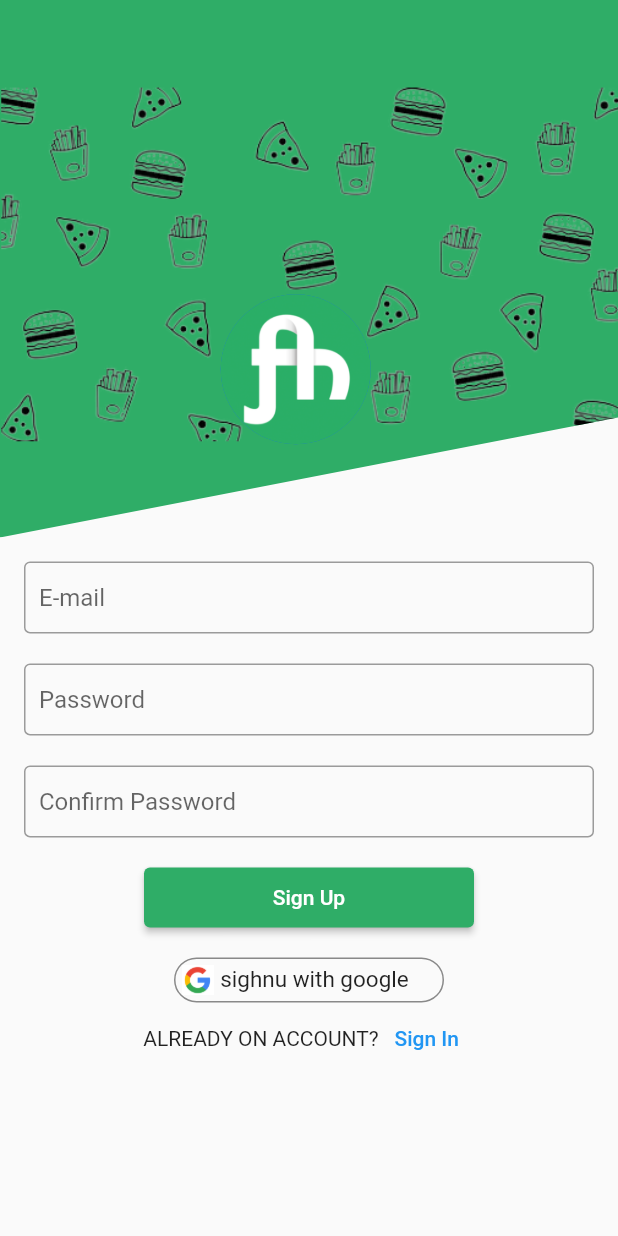
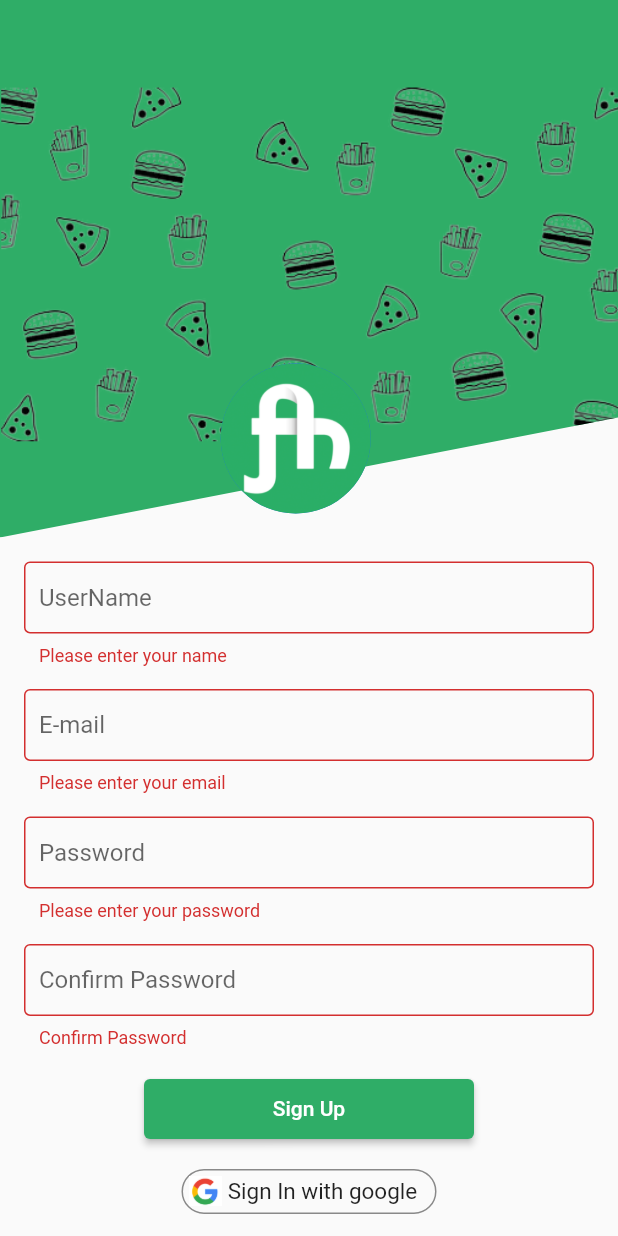
Before and after one commit to MUHAMMEDHISHAMCP/Foodhub, a Flutter app: the SignUpScreen screen opened directly, after a tap on "Sign Up", on a phone screen of 412 x 824 dp. Run offline on Flutter 3.47's test engine with Material 2 defaults, Android fonts, the phone set to English and light mode, and no system bars; our stand-ins replace carousel_slider; network calls fail.

Commit message:
Validation applied

```diff
--- /dev/null
+++ b/lib/app/login/controller/login.dart
@@ -0,0 +1,28 @@
+import 'package:flutter/cupertino.dart';
+
+class SignInController extends ChangeNotifier {
+  GlobalKey<FormState> ssss = GlobalKey<FormState>();
+  final passwordController = TextEditingController();
+  final emailController = TextEditingController();
+
+  String? emailValidator(String? fieldContent) {
+    if (fieldContent!.isEmpty) {
+      return 'Please enter your email';
+    } else if (!RegExp(
+            r"^[a-zA-Z0-9.a-zA-Z0-9.!#$%&'*+-/=?^_`{|}~]+@[a-zA-Z0-9]+\.[a-zA-Z]+")
+        .hasMatch(fieldContent)) {
+      return 'Enter a valid email';
+    }
+    return null;
+  }
+
+  String? passwordValidator(String? fieldContent) {
+    if (fieldContent!.isEmpty) {
+      return 'Please enter your password';
+    }
+    if (fieldContent.length < 6) {
+      return 'Requires atleast 6 characters';
+    }
+    return null;
+  }
+}
--- /dev/null
+++ b/lib/app/signup/controller/signup.dart
@@ -0,0 +1,59 @@
+import 'package:flutter/cupertino.dart';
+
+class SignUpController extends ChangeNotifier {
+  GlobalKey<FormState> formKey = GlobalKey<FormState>();
+  final userNameController = TextEditingController();
+  final emailController = TextEditingController();
+  final passwordController = TextEditingController();
+  final confirmController = TextEditingController();
+
+  bool _isObscure = true;
+  get isObscure => _isObscure;
+  set isObscure(value) {
+    _isObscure = value;
+    notifyListeners();
+  }
+
+  String? nameValidator(String? fieldContent) {
+    if (fieldContent!.isEmpty) {
+      return 'Please enter your name';
+    }
+    return null;
+  }
+
+  String? emailValidator(String? fieldContent) {
+    if (fieldContent!.isEmpty) {
+      return 'Please enter your email';
+    } else if (!RegExp(
+            r"^[a-zA-Z0-9.a-zA-Z0-9.!#$%&'*+-/=?^_`{|}~]+@[a-zA-Z0-9]+\.[a-zA-Z]+")
+        .hasMatch(fieldContent)) {
+      return 'Enter a valid email';
+    }
+    return null;
+  }
+
+  String? passwordValidator(String? fieldContent) {
+    if (fieldContent!.isEmpty) {
+      return 'Please enter your password';
+    }
+    if (fieldContent.length < 6) {
+      return 'Requires atleast 6 characters';
+    }
+    return null;
+  }
+
+  String? confirmPasswordValidator(String? fieldContent) {
+    if (fieldContent!.isEmpty) {
+      return 'Confirm Password';
+    }
+    if (fieldContent != passwordController.text) {
+      return 'Password Not Match';
+    }
+    return null;
+  }
+
+  // void _isLoadingFalse() {
+  //   isLoading = false;
+  //   notifyListeners();
+  // }
+}
--- a/lib/app/signup/view/signup.dart
+++ b/lib/app/signup/view/signup.dart
@@ -1,15 +1,18 @@
 import 'package:flutter/material.dart';
 import 'package:project_wk16/app/login/view/loginpage.dart';
+import 'package:project_wk16/app/signup/controller/signup.dart';
 import 'package:project_wk16/app/utils/colors.dart';
 import 'package:project_wk16/app/utils/constheight.dart';
 import 'package:project_wk16/app/widgets/clipper.dart';
 import 'package:project_wk16/app/widgets/googlesign.dart';
+import 'package:provider/provider.dart';
 
 class SignUpScreen extends StatelessWidget {
   const SignUpScreen({Key? key}) : super(key: key);
 
   @override
   Widget build(BuildContext context) {
+    final prov = Provider.of<SignUpController>(context);
     return Scaffold(
       body: ListView(
         children: [
@@ -29,7 +32,7 @@ class SignUpScreen extends StatelessWidget {
               ),
               Positioned(
                 left: MediaQuery.of(context).size.width / 2.8,
-                top: MediaQuery.of(context).size.width / 2.1,
+                top: MediaQuery.of(context).size.width / 1.7,
                 child: const CircleAvatar(
                   radius: 50,
                   backgroundImage: AssetImage('assets/fhlogo.png'),
@@ -37,38 +40,50 @@ class SignUpScreen extends StatelessWidget {
               ),
             ],
           ),
-          Center(
+          Form(
+            key: prov.formKey,
+            child: Center(
               child: Padding(
                 padding: const EdgeInsets.all(16),
-              child: Column(
+                child: Consumer<SignUpController>(
+                  builder: (context, value, child) {
+                   return  Column(
                      children: [
                        TextFormField(
-                    //     controller: value.amountEditController,
+                           controller: value.userNameController,
+                           validator: value.nameValidator,
                          decoration: const InputDecoration(
-                      hintText: 'E-mail',
-                      counterText: '',
-                      contentPadding: EdgeInsets.all(10),
-                      border: OutlineInputBorder(),
-                    ),
-
-                    maxLength: 12,
-                  ),
-                  kHeight20,
-                  TextFormField(
-                    //     controller: value.amountEditController,
-                    decoration: const InputDecoration(
-                      hintText: 'Password',
-                      counterText: '',
+                           hintText: 'UserName',
                            contentPadding: EdgeInsets.all(10),
                            border: OutlineInputBorder(),
                          ),
                        ),
-                  kHeight20,
+                       kHeight15,
                        TextFormField(
-                    //     controller: value.amountEditController,
+                          controller: value.emailController,
+                          validator: value.emailValidator,
+                         decoration: const InputDecoration(
+                           hintText: 'E-mail',
+                           contentPadding: EdgeInsets.all(10),
+                           border: OutlineInputBorder(),
+                         ),
+                       ),
+                       kHeight15,
+                       TextFormField(
+                           controller: value.passwordController,
+                           validator: value.passwordValidator,
+                         decoration: const InputDecoration(
+                           hintText: 'Password',
+                           contentPadding: EdgeInsets.all(10),
+                           border: OutlineInputBorder(),
+                         ),
+                       ),
+                       kHeight15,
+                       TextFormField(
+                           controller: value.confirmController,
+                           validator: value.confirmPasswordValidator,
                          decoration: const InputDecoration(
                            hintText: 'Confirm Password',
-                      counterText: '',
                            contentPadding: EdgeInsets.all(10),
                            border: OutlineInputBorder(),
                          ),
@@ -78,7 +93,9 @@ class SignUpScreen extends StatelessWidget {
                          width: 220,
                          height: 40,
                          child: ElevatedButton(
-                      onPressed: () {},
+                           onPressed: () {
+                             value.formKey.currentState!.validate();
+                           },
                            style: ElevatedButton.styleFrom(
                                fixedSize: const Size(150, 30), primary: mainColor),
                            child: const Text('Sign Up'),
@@ -92,17 +109,18 @@ class SignUpScreen extends StatelessWidget {
                            const Text('ALREADY ON ACCOUNT?'),
                            TextButton(
                              onPressed: () {
-                          Navigator.of(context).pushReplacement(
-                            MaterialPageRoute(
-                              builder: (context) => const LogInScreen(),
-                            ),
-                          );
+                            Navigator.pop(context);
+
                              },
                              child: const Text('Sign In'),
                            ),
                          ],
                        ),
                      ],
+                   );
+                  },
+
+                ),
               ),
             ),
           ),
--- a/lib/app/utils/constheight.dart
+++ b/lib/app/utils/constheight.dart
@@ -2,6 +2,9 @@ import 'package:flutter/material.dart';
 
 const kheight10 = SizedBox(
   height: 10,
+);
+const kHeight15 = SizedBox(
+  height: 15,
 );
 const kHeight20 = SizedBox(
   height: 20,
--- a/lib/app/widgets/googlesign.dart
+++ b/lib/app/widgets/googlesign.dart
@@ -12,7 +12,7 @@ class GoogleSign extends StatelessWidget {
           child: Container(
             alignment: Alignment.centerLeft,
             height: 30,
-            width: 180,
+            width: 170,
             decoration: BoxDecoration(
                 border: Border.all(color: Colors.black45),
                 borderRadius: BorderRadius.circular(120)),
@@ -23,7 +23,7 @@ class GoogleSign extends StatelessWidget {
                   child: Image.asset('assets/google.png'),
                 ),
                 const Text(
-                  'sighnu with google',
+                  'Sign In with google',
                   style: TextStyle(fontSize: 15),
                 )
               ],
--- a/pubspec.yaml
+++ b/pubspec.yaml
@@ -30,6 +30,7 @@ dependencies:
   flutter:
     sdk: flutter
   carousel_slider: ^4.1.1
+  provider: ^6.0.3
 
 
   # The following adds the Cupertino Icons font to your application.
```
Also changed, not shown: lib/app/login/view/loginpage.dart (+18 -4 lines), lib/main.dart (+16 -5 lines), pubspec.lock. Lines whose indentation alone changed are shown as unchanged.
